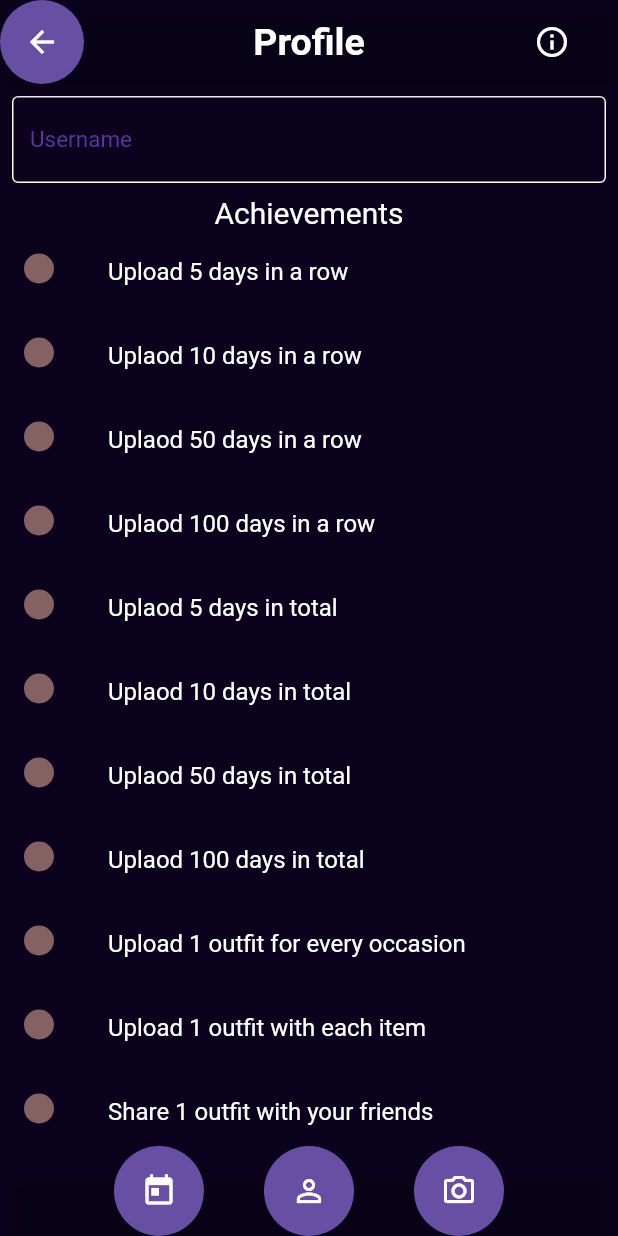
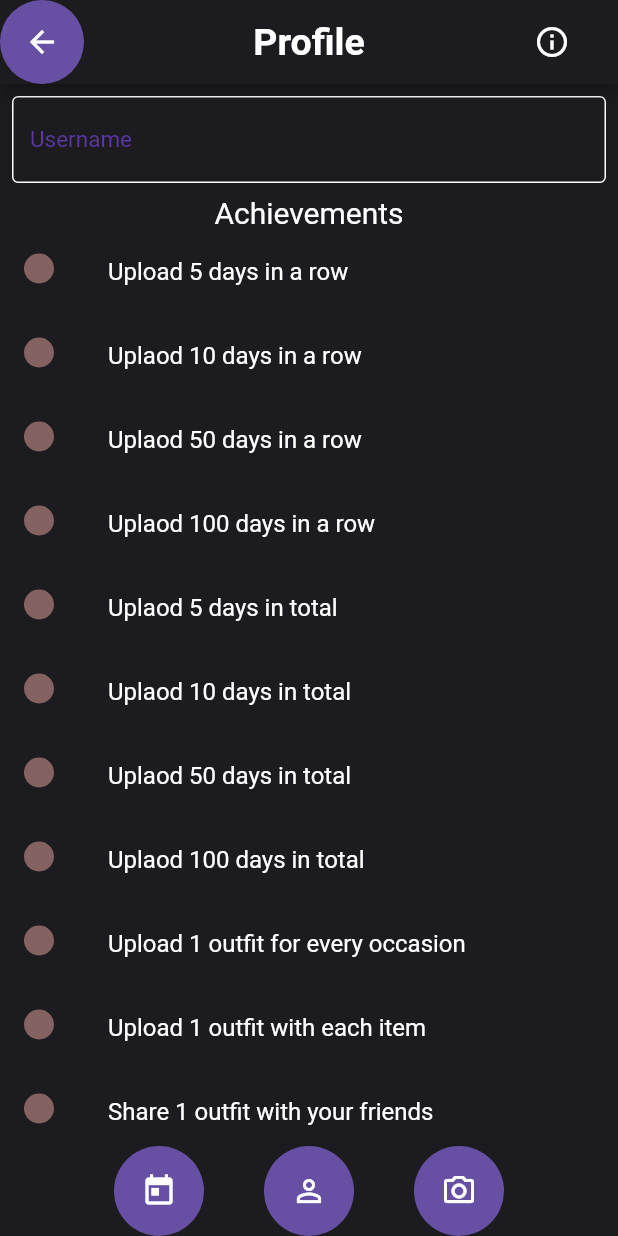
Before and after one commit to ntua-el19160/be_fashionable_app, a Flutter app: the screen it shows after launch, item 2 of the bottom bar chosen, on a phone screen of 412 x 824 dp. Run offline on Flutter 3.47's test engine with Material 2 defaults, Android fonts, the phone set to English and light mode, and no system bars; our stand-ins replace camera, geolocator; missing offline and left inert: paged_vertical_calendar.

Commit message:
Fixed colors

```diff
--- a/lib/achievement.dart
+++ b/lib/achievement.dart
@@ -26,9 +26,9 @@ class _AchievementWidgetState extends State<AchievementWidget> {
   Widget build(BuildContext context) {
     HapticFeedback.vibrate();
     return Scaffold(
-      backgroundColor: const Color.fromARGB(255, 11, 2, 30),
+      backgroundColor: const Color(0xFF1C1B1F),
       appBar: AppBar(
-        backgroundColor: Colors.transparent,
+        backgroundColor: const Color(0xFF1C1B1F),
         automaticallyImplyLeading: false,
           actions: <Widget>[
             Padding(
--- a/lib/main.dart
+++ b/lib/main.dart
@@ -15,8 +15,9 @@ class MyApp extends StatelessWidget {
   // This widget is the root of your application.
   @override
   Widget build(BuildContext context) {
-    return const MaterialApp(
+    return MaterialApp(
       title: 'Be Fashionable',
+      theme: ThemeData(scaffoldBackgroundColor: const Color(0xFF1C1B1F)),
       home: HomeScreen(),
     );
   }
@@ -103,9 +104,9 @@ class _HomeScreenState extends State<HomeScreen> {
             )
           ],
         ),
-        backgroundColor: const Color.fromARGB(255, 11, 2, 30),
+        // backgroundColor: const Color.fromARGB(255, 11, 2, 30),
         bottomNavigationBar: BottomAppBar(
-            color: const Color.fromARGB(255, 5, 0, 17),
+            color: const Color(0xFF1C1B1F),
             child: Row(mainAxisAlignment: MainAxisAlignment.center, children: [
               Padding(
                   padding: const EdgeInsets.only(right: 40),
--- a/lib/profile.dart
+++ b/lib/profile.dart
@@ -49,7 +49,7 @@ class _ProfileWidgetState extends State<ProfileWidget> {
         top: MediaQuery.of(context).size.height * 0.5,
         bottom: 0,
         child: Material(
-          color: const Color.fromARGB(255, 11, 2, 30),
+          color: const Color(0xFF1C1B1F),
           child: Column(
             children: <Widget>[
               Container(
@@ -139,16 +139,16 @@ class _ProfileWidgetState extends State<ProfileWidget> {
 
     Color color ;
     if (overlayDisplayed) {
-      color = const Color.fromARGB(255, 11, 2, 30).withOpacity(0.75);
+      color = const Color(0xFF1C1B1F).withOpacity(0.75);
     }
     else {
-      color = const Color.fromARGB(255, 11, 2, 30);
+      color = const Color(0xFF1C1B1F);
     }
 
     return Scaffold(
         backgroundColor: color,
         appBar: AppBar(
-            backgroundColor: Colors.transparent,
+            backgroundColor: color,
             title: const Text('Profile',
                 style: TextStyle(
                     color: Colors.white,
@@ -298,7 +298,7 @@ class _ProfileWidgetState extends State<ProfileWidget> {
       )
     ),
         bottomNavigationBar: BottomAppBar(
-            color: Colors.transparent,
+            color: const Color(0xFF1C1B1F),
             child: Row(mainAxisAlignment: MainAxisAlignment.center,
             children: [
               Padding(
```
Also changed, not shown: lib/calendar.dart (+11 -7 lines), lib/daydetails.dart (+5 -6 lines).
